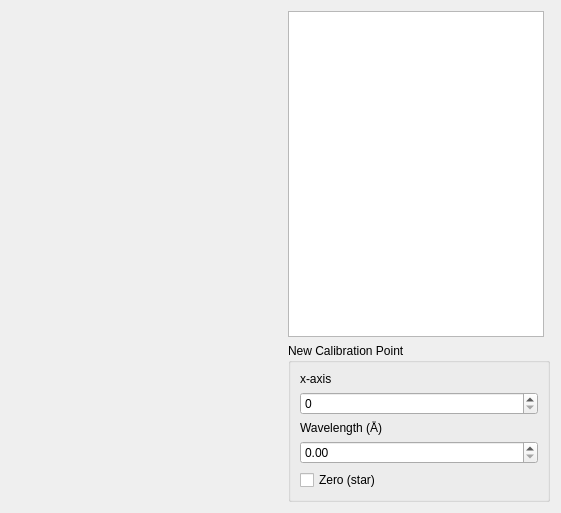
Above: PySpectrum/calibrate_spectrum.ui from GuLinux/PySpectrum before the change. Below: the same form after it.
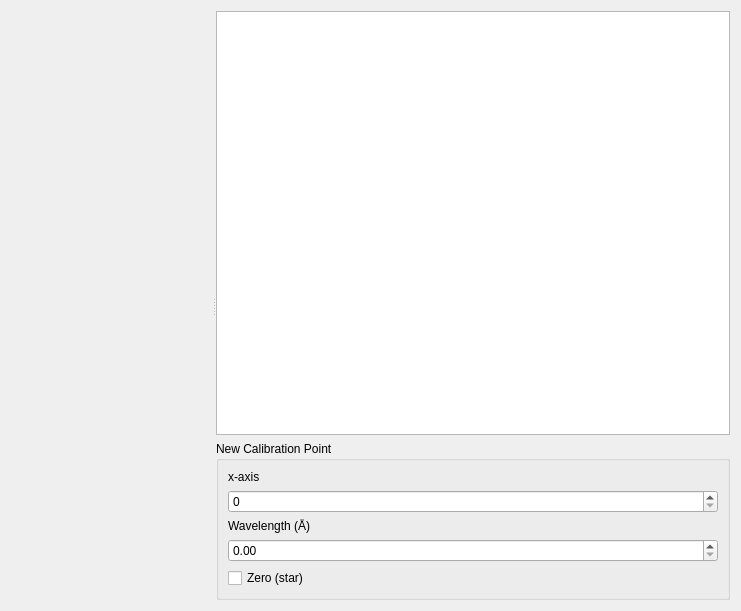
That is the form after the change.

Commit message: Also display fitting error

Patch:
```diff
--- a/PySpectrum/calibrate_spectrum.ui
+++ b/PySpectrum/calibrate_spectrum.ui
@@ -6,18 +6,33 @@
    <rect>
     <x>0</x>
     <y>0</y>
-    <width>561</width>
-    <height>513</height>
+    <width>741</width>
+    <height>611</height>
    </rect>
   </property>
   <property name="windowTitle">
    <string>Calibrate</string>
   </property>
   <layout class="QGridLayout" name="gridLayout">
-   <item row="0" column="1">
+   <item row="0" column="0">
+    <widget class="QSplitter" name="splitter">
+     <property name="orientation">
+      <enum>Qt::Horizontal</enum>
+     </property>
+     <widget class="QWidget" name="spectrum_plot_widget" native="true">
+      <property name="sizePolicy">
+       <sizepolicy hsizetype="Expanding" vsizetype="Preferred">
+        <horstretch>0</horstretch>
+        <verstretch>0</verstretch>
+       </sizepolicy>
+      </property>
+     </widget>
+     <widget class="QWidget" name="layoutWidget">
+      <layout class="QVBoxLayout" name="verticalLayout">
+       <item>
     <widget class="QTableView" name="calibration_points">
      <property name="sizePolicy">
-      <sizepolicy hsizetype="Minimum" vsizetype="Expanding">
+          <sizepolicy hsizetype="Preferred" vsizetype="Expanding">
        <horstretch>0</horstretch>
        <verstretch>0</verstretch>
       </sizepolicy>
@@ -26,11 +41,11 @@
       <set>QAbstractItemView::NoEditTriggers</set>
      </property>
      <attribute name="horizontalHeaderStretchLastSection">
-      <bool>true</bool>
+          <bool>false</bool>
      </attribute>
     </widget>
    </item>
-   <item row="1" column="1" colspan="2">
+       <item>
     <widget class="QGroupBox" name="groupBox">
      <property name="sizePolicy">
       <sizepolicy hsizetype="Preferred" vsizetype="Preferred">
@@ -83,14 +98,8 @@
      </layout>
     </widget>
    </item>
-   <item row="0" column="0" rowspan="2">
-    <widget class="QWidget" name="spectrum_plot_widget" native="true">
-     <property name="sizePolicy">
-      <sizepolicy hsizetype="Expanding" vsizetype="Preferred">
-       <horstretch>0</horstretch>
-       <verstretch>0</verstretch>
-      </sizepolicy>
-     </property>
+      </layout>
+     </widget>
     </widget>
    </item>
   </layout>
```
Lines whose indentation alone changed are shown as unchanged. The commit also changes 1 other file.
